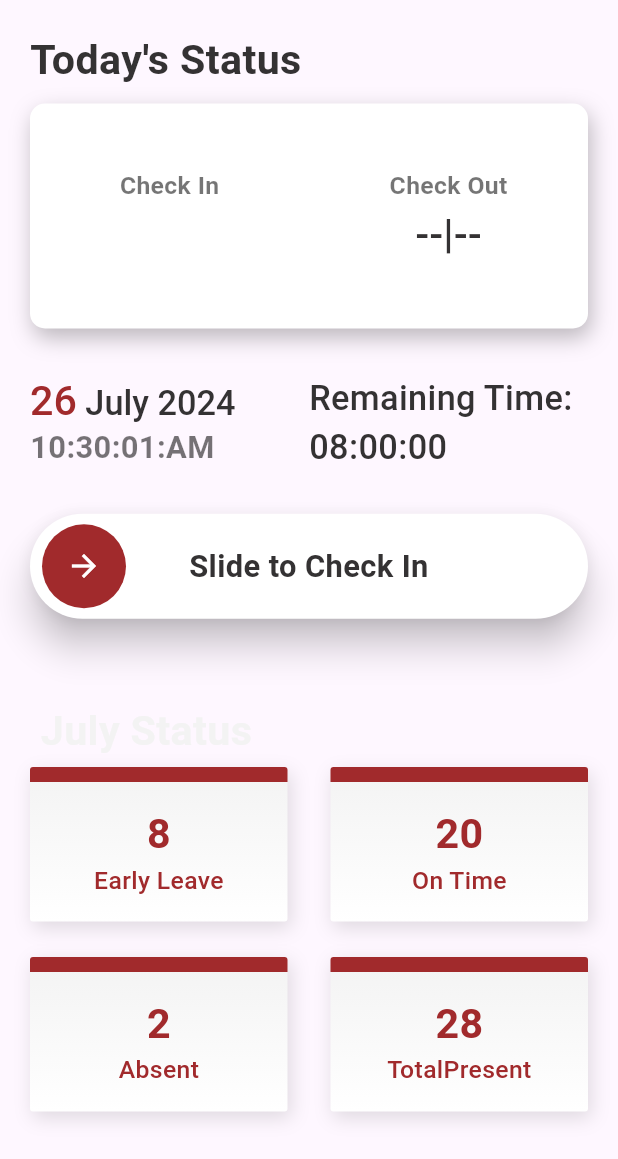
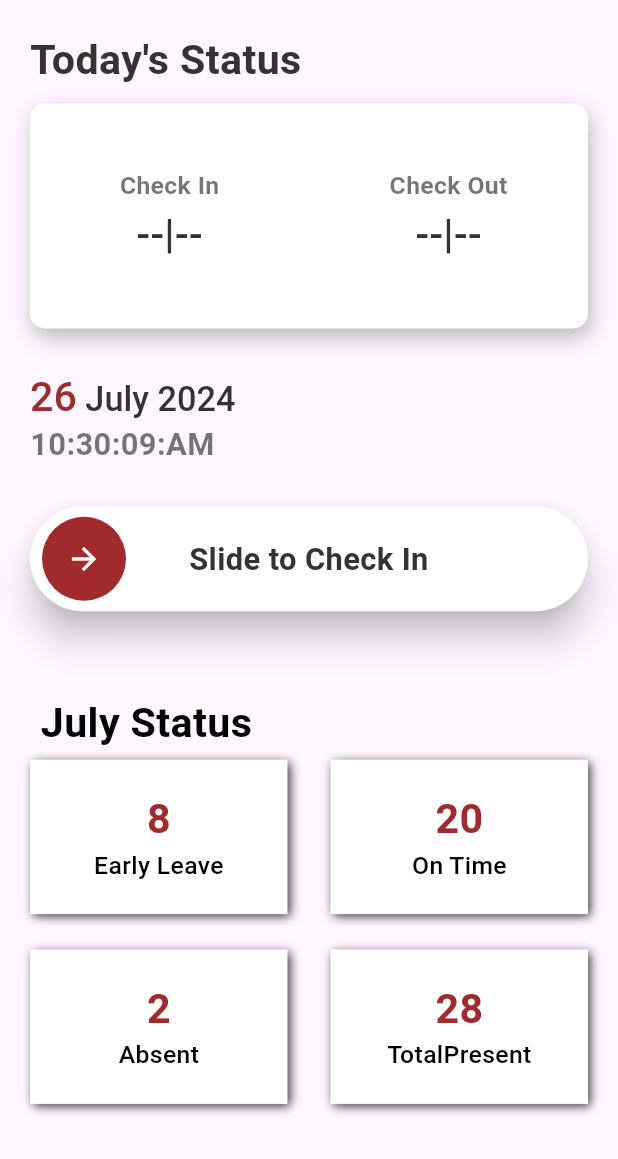
Before and after one commit to KashifMaharWP/Flutter_Employee_App, a Flutter app: the AttendanceScreen screen opened by its route, on a phone screen of 412 x 824 dp. Shown: the top 1159 px of the screen. Run offline on Flutter 3.47's test engine with Material 3 defaults, Android fonts, the phone set to English and light mode, and no system bars; drawn by our look-alikes of slide_to_act; our stand-ins replace font_awesome_flutter, geolocator, google_fonts, shimmer, syncfusion_flutter_datepicker, syncfusion_flutter_gauges; missing offline and left inert: flutter_custom_month_picker.

Commit message:
CheckIN API Work and Modified the Code

```diff
--- a/lib/Screens/Attendance History Screen/AtdHistoryScreen.dart
+++ b/lib/Screens/Attendance History Screen/AtdHistoryScreen.dart
@@ -118,6 +118,8 @@ class _AtdHistoryScreenState extends State<AtdHistoryScreen> {
       return DateTime(endOfMonth.year, endOfMonth.month, endOfMonth.day - index);
     }
   }
+
+
 
 
   @override
--- /dev/null
+++ b/lib/Screens/Attendance Screen/Class/CheckInClass.dart
@@ -0,0 +1,5 @@
+
+class CheckInClass{
+static String checkInTime='--|--';
+static DateTime? checkInDate;
+}
--- a/lib/Screens/Attendance Screen/Screen/Attedance_screen.dart
+++ b/lib/Screens/Attendance Screen/Screen/Attedance_screen.dart
@@ -1,5 +1,6 @@
 import 'dart:async';
 //import 'package:employee_management_app/Model/AttendanceCheckInModel.dart';
+import 'package:employee_management_app/Screens/Attendance%20Screen/Class/CheckInClass.dart';
 import 'package:employee_management_app/Utills/AttendanceDataList.dart';
 import 'package:employee_management_app/Utills/Global%20Class/ColorHelper.dart';
 import 'package:employee_management_app/Widgets/Local%20Widgets/AttendanceCard.dart';
@@ -12,9 +13,10 @@ import 'package:slide_to_act/slide_to_act.dart';
 import 'package:syncfusion_flutter_gauges/gauges.dart';
 
 import '../../../Utills/Global Class/ScreenSize.dart';
-import 'Functions/Location_Tracker.dart';
+import '../Functions/Location_Tracker.dart';
 import '../../../Provider/Attendance Provider/attendanceProvider.dart';
-import 'Widgets/SimpleCard.dart';
+import '../Widgets/SimpleCard.dart';
+
 
 class AttendanceScreen extends StatefulWidget {
   const AttendanceScreen({super.key});
@@ -26,7 +28,7 @@ class AttendanceScreen extends StatefulWidget {
 class _AttendanceScreenState extends State<AttendanceScreen> {
   @override
 
-  String checkIn=CheckInData.location;
+  String checkIn='--|--';
   String checkOut='--|--';
   Timer? _midnightTimer;
   Timer? _autoCheckoutTimer;
@@ -34,23 +36,6 @@ class _AttendanceScreenState extends State<AttendanceScreen> {
   double progressvalue=20;
 
   @override
-  void initState() {
-    super.initState();
-    _startMidnightTimer();
-  }
-
-  void _startMidnightTimer() {
-    _midnightTimer = Timer.periodic(Duration(minutes: 1), (timer) {
-      DateTime now = DateTime.now();
-      if (now.hour == 0 && now.minute == 0) {
-        setState(() {
-          checkIn = '--|--';
-          checkOut = '--|--';
-
-        });
-      }
-    });
-  }
 
   /*void _startAutoCheckoutTimer() {
     _autoCheckoutTimer?.cancel();
@@ -83,13 +68,8 @@ class _AttendanceScreenState extends State<AttendanceScreen> {
 
   @override
   Widget build(BuildContext context) {
-    initState(){
-      setState(() {
-
-      });
-    }
     final atdProvider = Provider.of<AttendanceProvider>(context);
-
+    print("object");
     return Scaffold(
       body: SingleChildScrollView(
         padding: EdgeInsets.all(20),
@@ -137,7 +117,7 @@ class _AttendanceScreenState extends State<AttendanceScreen> {
                           fontSize: screenWidth/25
                         )
                       ),),
-                      Text("$checkIn",
+                      Text(CheckInClass.checkInTime,
                         style: GoogleFonts.roboto(
                             textStyle: TextStyle(
                                 color: lightBlackColor,
@@ -231,41 +211,6 @@ class _AttendanceScreenState extends State<AttendanceScreen> {
                    ],
                    ),
                 ),
-                atdProvider.ischeckedIn?
-                Container() :Expanded(
-                  child: StreamBuilder<int>(
-                    stream: _countdownController?.stream,
-                    builder: (context, snapshot) {
-                      if (snapshot.hasData) {
-                        final remainingSeconds = snapshot.data!;
-                        final hours = remainingSeconds ~/ 3600;
-                        final minutes = (remainingSeconds % 3600) ~/ 60;
-                        final seconds = remainingSeconds % 60;
-                        return Text(
-                          'Remaining Time: ${hours.toString().padLeft(2, '0')}:${minutes.toString().padLeft(2, '0')}:${seconds.toString().padLeft(2, '0')}',
-                          style: GoogleFonts.roboto(
-                            textStyle: TextStyle(
-                              fontSize: screenWidth / 18,
-                              fontWeight: FontWeight.w500,
-                              color: lightBlackColor,
-                            ),
-                          ),
-                        );
-                      } else {
-                        return Text(
-                          'Remaining Time: 08:00:00',
-                          style: GoogleFonts.roboto(
-                            textStyle: TextStyle(
-                              fontSize: screenWidth / 18,
-                              fontWeight: FontWeight.w500,
-                              color: lightBlackColor,
-                            ),
-                          ),
-                        );
-                      }
-                    },
-                  ),
-                ),
               ],
             ),
 
@@ -274,8 +219,8 @@ class _AttendanceScreenState extends State<AttendanceScreen> {
               margin: EdgeInsets.only(top: screenWidth/15),
               child: Builder(builder: (context){
                 final GlobalKey<SlideActionState> key= GlobalKey();
-                return SlideAction(
-                  text: atdProvider.ischeckedIn?"Slide to Check Out":"Slide to Check In",
+                return  SlideAction(
+                      text: atdProvider.ischeckedIn==false?"Slide to Check Out":"Slide to Check In",
                       textStyle: GoogleFonts.roboto(
                         textStyle: TextStyle(
                             color: lightBlackColor,
@@ -284,12 +229,13 @@ class _AttendanceScreenState extends State<AttendanceScreen> {
                         ),
                       ),
                       outerColor: Colors.white,
-                  innerColor: atdProvider.ischeckedIn?darkgreyColor:primary,
+                      innerColor: atdProvider.ischeckedIn==false?lightBlackColor:primary,
                       elevation: 10,
 
                       key: key,
                       onSubmit: (){
                         key.currentState!.reset();
+                        setState(() {
                           if(atdProvider.ischeckedIn==false){
                             /*checkIn = DateFormat('hh:mm').format(DateTime.now());
                       print("isChecked False");
@@ -300,8 +246,9 @@ class _AttendanceScreenState extends State<AttendanceScreen> {
                           }
                           else{
                             getCurrentLocationCheckOutTime(context);
+                          }
+                        });
 
-                    }
 
                       }
                   );
@@ -315,7 +262,7 @@ class _AttendanceScreenState extends State<AttendanceScreen> {
               alignment: Alignment.centerLeft,
               child: Text("${DateFormat(' MMMM').format(DateTime.now())} Status",style: GoogleFonts.roboto(
                   textStyle:TextStyle(
-                    color: whiteColor,
+                    color: blackColor,
                     fontWeight: FontWeight.bold,
                     fontSize:screenWidth/15,
                   )
@@ -331,9 +278,9 @@ class _AttendanceScreenState extends State<AttendanceScreen> {
                 SimpleCustomCard(
                     label: "Early Leave",
                     progressValue: 8,
-                    fontPrimaryColor: lightBlackColor,
-                    fontSecondaryColor: whiteColor,
-                    color: primary,
+                    color: blackColor,
+                    headingColor: primary,
+                    backgroundColor: whiteColor,
                     screenWidth: screenWidth,
                     screenHeight: screenHeight,
                   totalhrs: '',
@@ -342,9 +289,9 @@ class _AttendanceScreenState extends State<AttendanceScreen> {
                 SimpleCustomCard(
                     label: "On Time",
                     progressValue: 20,
-                    fontPrimaryColor: lightBlackColor,
-                    fontSecondaryColor: whiteColor,
-                    color: primary,
+                    color: blackColor,
+                    headingColor: primary,
+                    backgroundColor: whiteColor,
                     screenWidth: screenWidth,
                     screenHeight: screenHeight,
                   totalhrs: '',
@@ -363,9 +310,9 @@ class _AttendanceScreenState extends State<AttendanceScreen> {
                 SimpleCustomCard(
                     label: "Absent",
                     progressValue: 2,
-                    fontPrimaryColor: lightBlackColor,
-                    fontSecondaryColor: whiteColor,
-                    color: primary,
+                    backgroundColor: whiteColor,
+                    color: blackColor,
+                     headingColor: primary,
                     screenWidth: screenWidth,
                     screenHeight: screenHeight,
                   totalhrs: '',
@@ -374,14 +321,15 @@ class _AttendanceScreenState extends State<AttendanceScreen> {
                 SimpleCustomCard(
                     label: "TotalPresent",
                     progressValue: 28,
-                    fontPrimaryColor: lightBlackColor,
-                    fontSecondaryColor: whiteColor,
-                    color: primary,
+                    backgroundColor: whiteColor,
+                    color: blackColor,
+                    headingColor: primary,
                     screenWidth: screenWidth,
                     screenHeight: screenHeight,
                     totalhrs: '',
                   slash: '',
                 ),
+
               ],
             ),
 
--- a/lib/Screens/Attendance Screen/Screen/Widgets/SimpleCard.dart
+++ b/lib/Screens/Attendance Screen/Widgets/SimpleCard.dart
@@ -1,3 +1,4 @@
+import 'package:employee_management_app/Utills/Global%20Class/ColorHelper.dart';
 import 'package:flutter/cupertino.dart';
 import 'package:flutter/material.dart';
 import 'package:google_fonts/google_fonts.dart';
@@ -5,9 +6,9 @@ import 'package:google_fonts/google_fonts.dart';
 class SimpleCustomCard extends StatelessWidget {
   final String label;
   final int progressValue;
-  final Color fontPrimaryColor;
-  final Color fontSecondaryColor;
   final Color color;
+  final Color headingColor;
+  final Color backgroundColor;
   final double screenWidth;
   final double screenHeight;
   final String totalhrs;
@@ -16,9 +17,9 @@ class SimpleCustomCard extends StatelessWidget {
   SimpleCustomCard({
     required this.label,
     required this.progressValue,
-    required this.fontPrimaryColor,
-    required this.fontSecondaryColor,
     required this.color,
+    required this.headingColor,
+    required this.backgroundColor,
     required this.screenWidth,
     required this.screenHeight,
     required this.totalhrs,
@@ -31,24 +32,15 @@ class SimpleCustomCard extends StatelessWidget {
       height: screenHeight/8,
       width: screenWidth/2.4,
       decoration: BoxDecoration(
-          gradient: LinearGradient(
-              begin: Alignment.topCenter,
-              end: Alignment.bottomCenter,
-              colors: [fontSecondaryColor,Colors.white]
-          ),
+          color: backgroundColor,
           boxShadow: [
             BoxShadow(
-                blurRadius: 10,
-                offset: Offset(2,4),
-              color: Colors.black12
+              spreadRadius: 0.1,
+                blurRadius: 5,
+                offset: Offset(2,2),
+              color: lightBlackColor
             )
           ],
-          border:Border(top:BorderSide(
-              color: color,
-              width: 10,
-              style: BorderStyle.solid
-          )),
-          borderRadius: BorderRadius.circular(2)
       ),
       child: Column(
         crossAxisAlignment: CrossAxisAlignment.center,
@@ -57,7 +49,7 @@ class SimpleCustomCard extends StatelessWidget {
           Text("${progressValue}${slash}${totalhrs}",
             style: GoogleFonts.roboto(
                 textStyle: TextStyle(
-                    color: color,
+                    color: headingColor,
                     fontWeight: FontWeight.bold,
                     fontSize: screenWidth/15
                 )
--- a/lib/Screens/Home.dart
+++ b/lib/Screens/Home.dart
@@ -2,6 +2,7 @@
 import 'package:employee_management_app/Screens/Attendance%20History%20Screen/AtdHistoryScreen.dart';
 import 'package:employee_management_app/Screens/Attendance%20Screen/Screen/Attedance_screen.dart';
 import 'package:employee_management_app/Screens/HomeScreen.dart';
+import 'package:employee_management_app/Screens/LeaveHistory/LeaveHistoryScreen.dart';
 import 'package:employee_management_app/Screens/ProfileScreen.dart';
 import 'package:employee_management_app/Screens/Leave%20Screen/LeaveScreen.dart';
 import 'package:employee_management_app/Utills/Global%20Class/ColorHelper.dart';
@@ -23,6 +24,7 @@ class _homePageState extends State<homePage> {
 
   List<IconData> navigationIcons=[
     FontAwesomeIcons.house,
+    FontAwesomeIcons.circleCheck,
     FontAwesomeIcons.calendarDays,
     FontAwesomeIcons.calendarCheck,
     FontAwesomeIcons.calendarXmark
@@ -124,6 +126,7 @@ class _homePageState extends State<homePage> {
               index: currentIndex,
               children: [
                 HomeScreen(),
+                LeaveHistoryScreen(),
                 AtdHistoryScreen(),
                 AttendanceScreen(),
                 LeaveScreen(),
--- a/lib/Screens/HomeScreen.dart
+++ b/lib/Screens/HomeScreen.dart
@@ -3,7 +3,6 @@ import 'dart:developer';
 import 'package:employee_management_app/Utills/Global%20Class/ColorHelper.dart';
 import 'package:employee_management_app/Utills/Global%20Class/userDataList.dart';
 import 'package:employee_management_app/Widgets/Local%20Widgets/HomeCardWidget.dart';
-import 'package:employee_management_app/Screens/Attendance%20Screen/Screen/Widgets/SimpleCard.dart';
 import 'package:flutter/material.dart';
 import 'package:geolocator/geolocator.dart';
 import 'package:google_fonts/google_fonts.dart';
@@ -126,7 +125,7 @@ class _HomeScreenState extends State<HomeScreen> {
                   SizedBox(
                     height: screenHeight/25,
                   ),
-                  Row(
+                 /* Row(
                   mainAxisAlignment: MainAxisAlignment.center,
                     children: [
                       SimpleCustomCard(
@@ -188,7 +187,7 @@ class _HomeScreenState extends State<HomeScreen> {
                         slash: '/',
                       ),
                     ],
-                  ),
+                  ),*/
                 ],
               ),
             )
--- a/lib/Screens/SignIn-UpScreen.dart
+++ b/lib/Screens/SignIn-UpScreen.dart
@@ -3,7 +3,7 @@ import 'package:employee_management_app/Provider/Authentication%20Provider/authP
 import 'package:employee_management_app/Screens/Home.dart';
 import 'package:employee_management_app/Screens/HomeScreen.dart';
 import 'package:employee_management_app/Utills/Global%20Class/ColorHelper.dart';
-import 'package:employee_management_app/Screens/Attendance%20Screen/Screen/Widgets/AttendanceShimmerScreen.dart';
+import 'package:employee_management_app/Screens/Attendance%20Screen/Widgets/AttendanceShimmerScreen.dart';
 import 'package:flutter/material.dart';
 import 'package:font_awesome_flutter/font_awesome_flutter.dart';
 import 'package:google_fonts/google_fonts.dart';
--- a/lib/Utills/Global Class/ColorHelper.dart
+++ b/lib/Utills/Global Class/ColorHelper.dart
@@ -2,7 +2,7 @@ import 'dart:ui';
 
 Color primary=const Color(0xffA12A2C);
 Color lightBlackColor = const Color(0xff343233);
-Color whiteColor = const Color(0xfff3f3f3);
+Color whiteColor = const Color(0xffffffff);
 Color blackColor = const Color(0xFF000000);
 Color lightgreyColor = const Color(0x16000000);
 Color darkgreyColor = const Color(0x22000000);
```
Also changed, not shown: lib/Provider/Attendance Provider/attendanceProvider.dart (+20 -9 lines), lib/Provider/Authentication Provider/authProvider.dart (+7 -1 lines), lib/Screens/LeaveHistory/LeaveHistoryScreen.dart (added, +101 -0 lines), lib/Utills/Global Functions/MidNightTimer.dart (added, +12 -0 lines), lib/main.dart (+5 -3 lines), lib/Screens/Attendance Screen/Functions/Location_Tracker.dart (renamed from lib/Screens/Attendance Screen/Screen/Functions/Location_Tracker.dart), lib/Screens/Attendance Screen/Widgets/AttendanceShimmerScreen.dart (renamed from lib/Screens/Attendance Screen/Screen/Widgets/AttendanceShimmerScreen.dart). Lines whose indentation alone changed are shown as unchanged.
